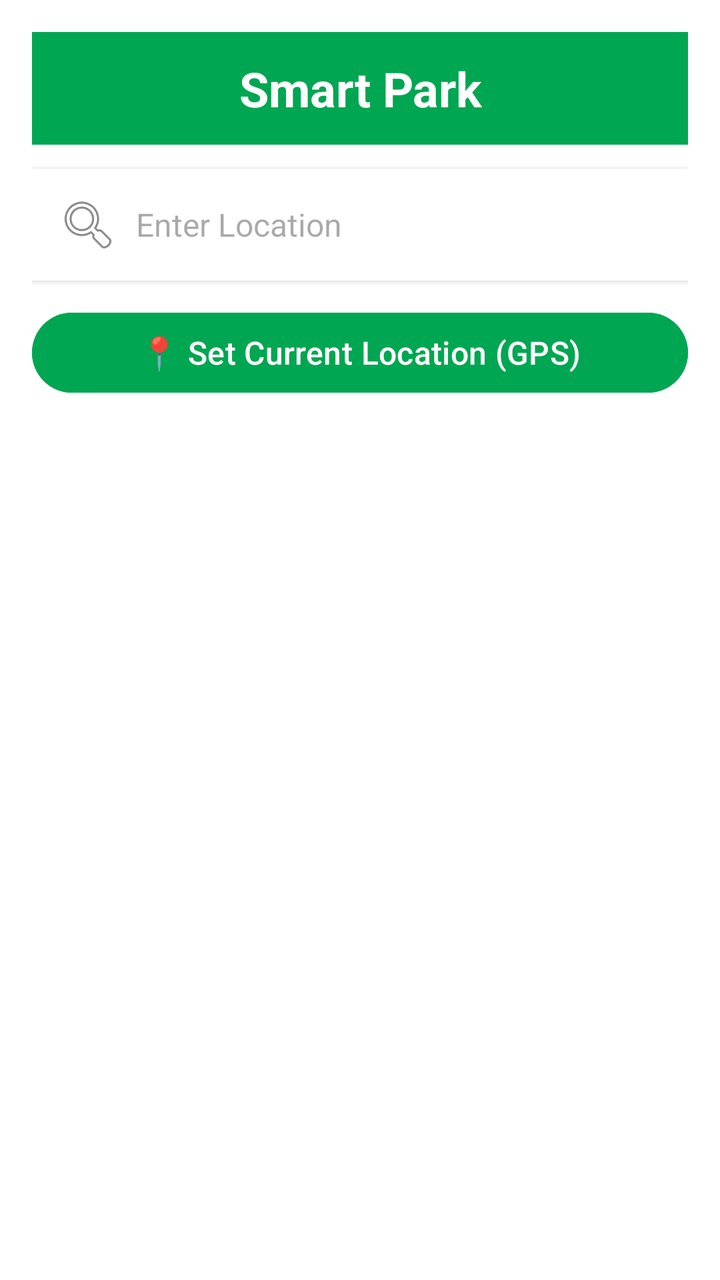
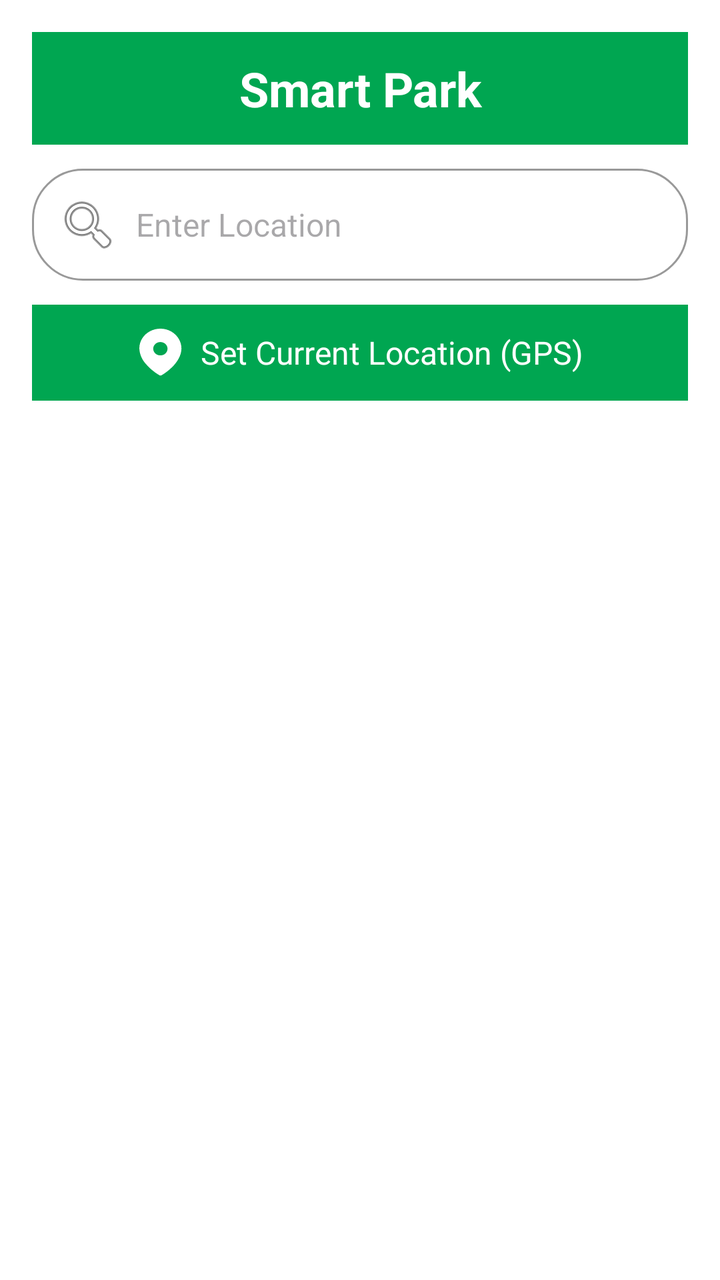

Before-and-after screenshots of an Android layout around one commit, followed by the original layout XML and the change that was made.
<!-- AndroidManifest.xml: application theme Theme.SMARTPARKING -->
<!-- res/layout/activity_location.xml -->
<?xml version="1.0" encoding="utf-8"?>
<LinearLayout
    xmlns:android="http://schemas.android.com/apk/res/android"
    android:layout_width="match_parent"
    android:layout_height="match_parent"
    android:orientation="vertical"
    android:padding="16dp"
    android:background="@android:color/white">

    
    <TextView
        android:id="@+id/tvHeader"
        android:layout_width="match_parent"
        android:layout_height="wrap_content"
        android:text="Smart Park"
        android:textSize="24sp"
        android:textStyle="bold"
        android:gravity="center"
        android:textColor="@android:color/white"
        android:background="@color/green"
        android:padding="12dp" />

    
    <EditText
        android:id="@+id/etSearchLocation"
        android:layout_width="match_parent"
        android:layout_height="wrap_content"
        android:hint="Enter Location"
        android:padding="12dp"
        android:background="@android:color/white"
        android:textSize="16sp"
        android:elevation="2dp"
        android:drawableStart="@android:drawable/ic_menu_search"
        android:drawablePadding="8dp"
        android:layout_marginTop="12dp" />

    
    <Button
        android:id="@+id/btnSetCurrentLocation"
        android:layout_width="match_parent"
        android:layout_height="wrap_content"
        android:text="📍 Set Current Location (GPS)"
        android:layout_marginTop="12dp"
        android:backgroundTint="@color/green"
        android:textColor="@android:color/white"
        android:textSize="16sp"/>

    
    <ListView
        android:id="@+id/locationListView"
        android:layout_width="match_parent"
        android:layout_height="wrap_content"
        android:divider="@android:color/darker_gray"
        android:dividerHeight="1dp"
        android:paddingTop="8dp" />

</LinearLayout>
<!-- resources referenced by this layout -->
<resources>
  <color name="green">#00A651</color>
  <style name="Theme.SMARTPARKING" parent="Base.Theme.SMARTPARKING" />
  <style name="Base.Theme.SMARTPARKING" parent="Theme.Material3.DayNight.NoActionBar">
          
          <item name="colorPrimary">#00A651</item>
      </style>
</resources>

<!-- the commit's change to res/layout/activity_location.xml (unified diff, before → after) -->
@@ -27,29 +27,48 @@
         android:layout_height="wrap_content"
         android:hint="Enter Location"
         android:padding="12dp"
-        android:background="@android:color/white"
         android:textSize="16sp"
-        android:elevation="2dp"
         android:drawableStart="@android:drawable/ic_menu_search"
         android:drawablePadding="8dp"
-        android:layout_marginTop="12dp" />
+        android:layout_marginTop="12dp"
+        android:background="@drawable/edittext_bg" />
 
     
-    <Button
+    <LinearLayout
         android:id="@+id/btnSetCurrentLocation"
         android:layout_width="match_parent"
         android:layout_height="wrap_content"
-        android:text="📍 Set Current Location (GPS)"
-        android:layout_marginTop="12dp"
-        android:backgroundTint="@color/green"
-        android:textColor="@android:color/white"
-        android:textSize="16sp"/>
+        android:orientation="horizontal"
+        android:gravity="center"
+        android:padding="12dp"
+        android:background="@color/green"
+        android:foreground="?attr/selectableItemBackground"
+        android:clickable="true"
+        android:focusable="true"
+        android:layout_marginTop="12dp">
+
+        <ImageView
+            android:layout_width="24dp"
+            android:layout_height="24dp"
+            android:src="@drawable/path_34175"
+            android:contentDescription="Location Icon"
+            android:tint="@android:color/white"
+            android:layout_marginEnd="8dp"/>
+
+        <TextView
+            android:layout_width="wrap_content"
+            android:layout_height="wrap_content"
+            android:text="Set Current Location (GPS)"
+            android:textColor="@android:color/white"
+            android:textSize="16sp"/>
+    </LinearLayout>
 
     
     <ListView
         android:id="@+id/locationListView"
         android:layout_width="match_parent"
-        android:layout_height="wrap_content"
+        android:layout_height="0dp"
+        android:layout_weight="1"
         android:divider="@android:color/darker_gray"
         android:dividerHeight="1dp"
         android:paddingTop="8dp" />
<!-- resource entries referenced after the edit -->
@@ -1,6 +1,25 @@
 <!-- resources referenced by this layout -->
 <resources>
   <color name="green">#00A651</color>
+  <!-- drawable edittext_bg (drawable) -->
+  <shape xmlns:android="http://schemas.android.com/apk/res/android"
+      android:shape="rectangle">
+      <solid android:color="#FFFFFF"/>
+      <stroke android:width="1dp" android:color="#999999"/>
+      <corners android:radius="25dp"/>
+      <padding android:left="10dp" android:top="10dp" android:right="10dp" android:bottom="10dp"/>
+  </shape>
+  <!-- drawable path_34175 (drawable) -->
+  <vector xmlns:android="http://schemas.android.com/apk/res/android"
+      android:width="26dp"
+      android:height="29dp"
+      android:viewportWidth="26"
+      android:viewportHeight="29">
+    <path
+        android:pathData="M6.475,1.561C10.48,-0.555 15.404,-0.518 19.372,1.658C23.301,3.878 25.689,7.84 25.666,12.102C25.575,16.337 23.014,20.317 19.814,23.393C17.966,25.177 15.9,26.755 13.656,28.093C13.425,28.215 13.172,28.296 12.909,28.333C12.657,28.323 12.41,28.256 12.193,28.136C8.768,26.124 5.763,23.557 3.323,20.557C1.281,18.052 0.121,15.027 0,11.891C-0.003,7.62 2.469,3.677 6.475,1.561ZM8.789,13.658C9.463,15.168 11.053,16.153 12.818,16.153C13.974,16.16 15.085,15.739 15.904,14.984C16.722,14.228 17.181,13.201 17.177,12.13C17.183,10.496 16.125,9.02 14.496,8.391C12.868,7.762 10.991,8.104 9.741,9.257C8.491,10.41 8.115,12.148 8.789,13.658Z"
+        android:fillColor="#00B066"
+        android:fillType="evenOdd"/>
+  </vector>
   <style name="Theme.SMARTPARKING" parent="Base.Theme.SMARTPARKING" />
   <style name="Base.Theme.SMARTPARKING" parent="Theme.Material3.DayNight.NoActionBar">
           
